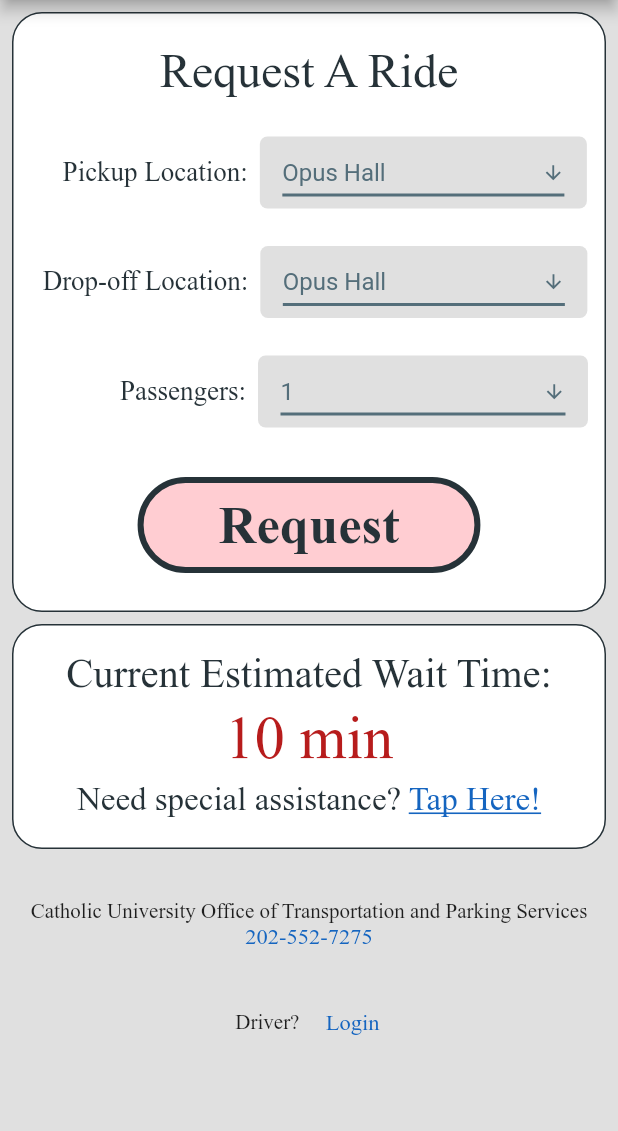
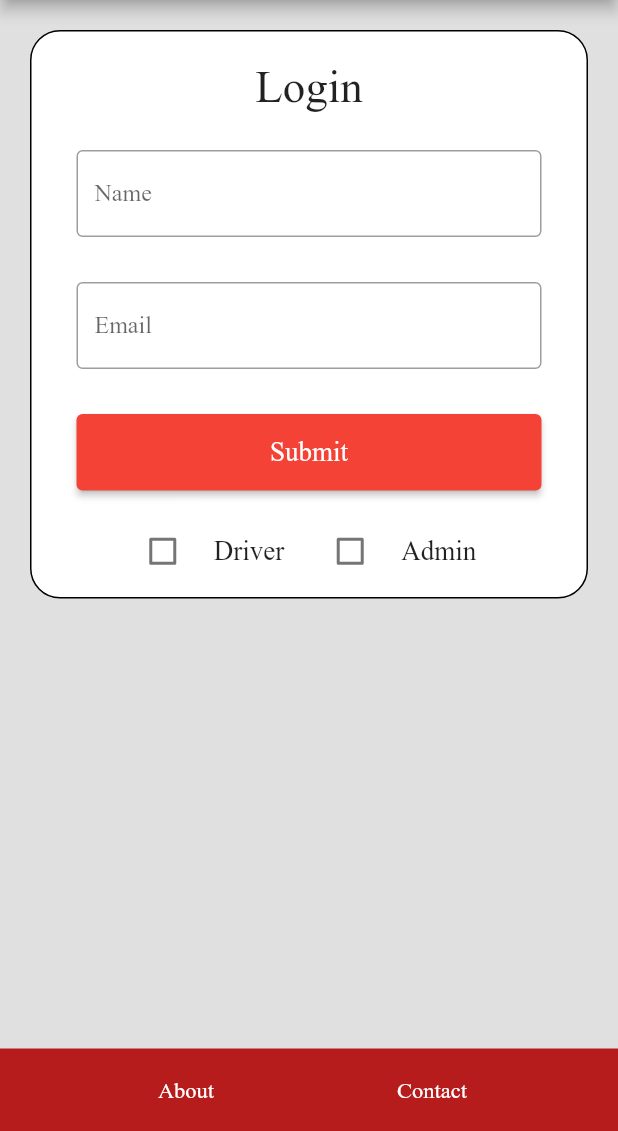
Before and after one commit to BenRiesett/Campus-Shuttle-Software, a Flutter app: the screen it shows after launch, on a phone screen of 412 x 824 dp, the part 105-1236 px from its top. Run offline on Flutter 3.47's test engine with Material 2 defaults, Android fonts, the phone set to English and light mode, and no system bars.

Commit message:
Add files via upload

```diff
--- a/lib/homepage.dart
+++ b/lib/homepage.dart
@@ -18,9 +18,14 @@ class _HomePageState extends State<HomePage> {
 
   @override
   Widget build(BuildContext context) {
-    return Scaffold(
+    return
+      // WillPopScope(
+      // onWillPop: () async => false,
+      // child:
+      Scaffold(
         backgroundColor: Colors.grey[300],
         appBar: AppBar(
+          automaticallyImplyLeading: false,
           toolbarHeight: 70,
           backgroundColor: Colors.red[900],
           title: Row(
--- /dev/null
+++ b/lib/login.dart
@@ -0,0 +1,48 @@
+import 'package:flutter/material.dart';
+
+import 'login/body.dart';
+import 'login/centeredView.dart';
+import 'login/footer.dart';
+
+
+class LoginPage extends StatelessWidget {
+  const LoginPage({Key? key}) : super(key: key);
+
+  @override
+  Widget build(BuildContext context) {
+    return Scaffold(
+      backgroundColor: Colors.grey[300],
+      appBar: AppBar(
+        automaticallyImplyLeading: false,
+        toolbarHeight: 70,
+        backgroundColor: Colors.red[900],
+        title: Row(
+          mainAxisAlignment: MainAxisAlignment.center,
+          children: [
+            Padding(
+              padding: const EdgeInsets.only(right: 20.0),
+              child: SizedBox(
+                height: 50,
+                child: Image.asset('lib/icons/cua.png'),
+              ),
+            ),
+            const Text(
+              'Campus Shuttle',
+              style: TextStyle(
+                fontSize: 26,
+                fontWeight: FontWeight.bold,
+              ),
+            ),
+          ],
+        ),
+      ),
+      body: Column(
+          crossAxisAlignment: CrossAxisAlignment.center,
+          children: const [
+            CenteredView(child: LoginBox()),
+            Spacer(),
+            Footer()
+          ]),
+    );
+  }
+}
--- /dev/null
+++ b/lib/login/body.dart
@@ -0,0 +1,113 @@
+import 'package:flutter/material.dart';
+
+class LoginBox extends StatefulWidget {
+  const LoginBox({Key? key}) : super(key: key);
+
+  @override
+  State<LoginBox> createState() => _LoginBoxState();
+}
+
+class _LoginBoxState extends State<LoginBox> {
+  bool driver = false;
+  bool admin = false;
+  bool loginError = false;
+
+  @override
+  Widget build(BuildContext context) {
+    return Container(
+      decoration: BoxDecoration(
+        border: Border.all(color: Colors.black),
+        color: Colors.white,
+        borderRadius: const BorderRadius.all(Radius.circular(20)),
+      ),
+      child: Padding(
+        padding: const EdgeInsets.symmetric(horizontal: 30),
+        child: Column(
+          children: [
+            const Padding(
+              padding: EdgeInsets.fromLTRB(0, 20, 0, 10),
+              child: Text("Login", style: TextStyle(fontSize: 30)),
+            ),
+            const TextBox(label: 'Name'),
+            const TextBox(label: 'Email'),
+            Padding(
+              padding: const EdgeInsets.only(top: 15),
+              child: ElevatedButton(
+                  style: ElevatedButton.styleFrom(
+                      minimumSize: const Size.fromHeight(20)),
+                  onPressed: () {
+                    if (driver) {
+                      Navigator.pushNamed(context, '/driver');
+                    } else if (admin) {
+                      Navigator.pushNamed(context, '/admin');
+                    } else {
+                      Navigator.pushNamed(context, '/requestRide');
+                    }
+                  },
+                  child: const Padding(
+                      padding:
+                          EdgeInsets.symmetric(vertical: 15, horizontal: 100),
+                      child: Text(
+                        'Submit',
+                        style: TextStyle(fontSize: 18),
+                      ))),
+            ),
+            Padding(
+              padding: const EdgeInsets.only(top: 10),
+              child: Row(
+                mainAxisAlignment: MainAxisAlignment.center,
+                children: [
+                  Checkbox(
+                    value: driver,
+                    onChanged: (checked) {
+                      setState(() {
+                        driver = checked!;
+                        admin = false;
+                      });
+                    },
+                  ),
+                  const Padding(
+                    padding: EdgeInsets.symmetric(vertical:20, horizontal: 10),
+                    child: Text('Driver', style: TextStyle(fontSize: 18)),
+                  ),
+                  const SizedBox(
+                    width: 10,
+                  ),
+                  Checkbox(
+                    value: admin,
+                    onChanged: (checked) {
+                      setState(() {
+                        admin = checked!;
+                        driver = false;
+                      });
+                    },
+                  ),
+                  const Padding(
+                    padding: EdgeInsets.symmetric(vertical:20, horizontal: 10),
+                    child: Text('Admin', style: TextStyle(fontSize: 18)),
+                  ),
+                ],
+              ),
+            )
+          ],
+        ),
+      ),
+    );
+  }
+}
+
+class TextBox extends StatelessWidget {
+  final String label;
+  const TextBox({Key? key, required this.label}) : super(key: key);
+
+  @override
+  Widget build(BuildContext context) {
+    return Container(
+      padding: const EdgeInsets.symmetric(vertical: 15),
+      child: TextField(
+        decoration: InputDecoration(
+            border: const OutlineInputBorder(), labelText: label),
+      ),
+    );
+  }
+}
--- /dev/null
+++ b/lib/login/centeredView.dart
@@ -0,0 +1,19 @@
+import 'package:flutter/material.dart';
+
+class CenteredView extends StatelessWidget {
+  final Widget child;
+  const CenteredView({Key? key, required this.child}) : super(key: key);
+
+  @override
+  Widget build(BuildContext context) {
+    return Container(
+      constraints: const BoxConstraints(maxWidth: 1000),
+      padding: const EdgeInsets.fromLTRB(20, 20, 20, 0),
+      alignment: Alignment.topCenter,
+      child: ConstrainedBox(
+        constraints: const BoxConstraints(maxWidth: 600),
+        child: child,
+      ),
+    );
+  }
+}
--- /dev/null
+++ b/lib/login/footer.dart
@@ -0,0 +1,38 @@
+import 'package:flutter/material.dart';
+
+class Footer extends StatelessWidget {
+  const Footer({Key? key}) : super(key: key);
+
+  @override
+  Widget build(BuildContext context) {
+    return Container(
+      height: 55,
+      color: Colors.red[900],
+      child: Row(
+        mainAxisAlignment: MainAxisAlignment.center,
+        children: const [
+          _FooterItem('About'),
+          SizedBox(
+            width: 100,
+          ),
+          _FooterItem('Contact'),
+        ],
+      ),
+    );
+  }
+}
+
+class _FooterItem extends StatelessWidget {
+  final String title;
+  const _FooterItem(this.title);
+  @override
+  Widget build(BuildContext context) {
+    return TextButton(
+      onPressed: null,
+      child: Text(
+        title,
+        style: const TextStyle(color: Colors.white, fontSize: 15),
+      ),
+    );
+  }
+}
--- a/lib/main.dart
+++ b/lib/main.dart
@@ -2,6 +2,7 @@ import 'package:flutter/cupertino.dart';
 import 'package:flutter/material.dart';
 
 import 'homepage.dart';
+import 'login.dart';
 import 'requestPage.dart';
 
 void main() {
@@ -502,12 +503,18 @@ class _MyAppState extends State<MyApp> {
       theme: ThemeData(
         // The line below forces the theme to iOS.
         platform: TargetPlatform.iOS,
+          primarySwatch: Colors.red,
+          textTheme: Theme.of(context).textTheme.apply(fontFamily: 'Times')
       ),
-      initialRoute: '/requestPage',
+      initialRoute: '/login',
       routes: {
-        '/requestPage': (context) => const HomePage(),
+        //  '/admin': (context) => const AdminPage(),
+          '/login': (context) => const LoginPage(),
+          //'/map': (context) => const MapScreen(),
+          '/driver': (context) => const DriverPage(),
+          //'/requestStatus': (context) => const RequestStatusPage(),
+        '/requestRide': (context) => const HomePage(),
         '/confirmCancel': (context) => const RequestSentPage(),
-        '/driver': (context) => const DriverPage(),
       },
       debugShowCheckedModeBanner: false,
     );
--- a/lib/requestPage.dart
+++ b/lib/requestPage.dart
@@ -264,7 +264,7 @@ class _ConfirmCancelState extends State<ConfirmCancel> {
                 ),
               ),
               onPressed: () {
-                Navigator.popUntil(context, ModalRoute.withName("/requestPage")
+                Navigator.popUntil(context, ModalRoute.withName("/requestRide")
 
                 );
               },
```
Lines whose indentation alone changed are shown as unchanged.
